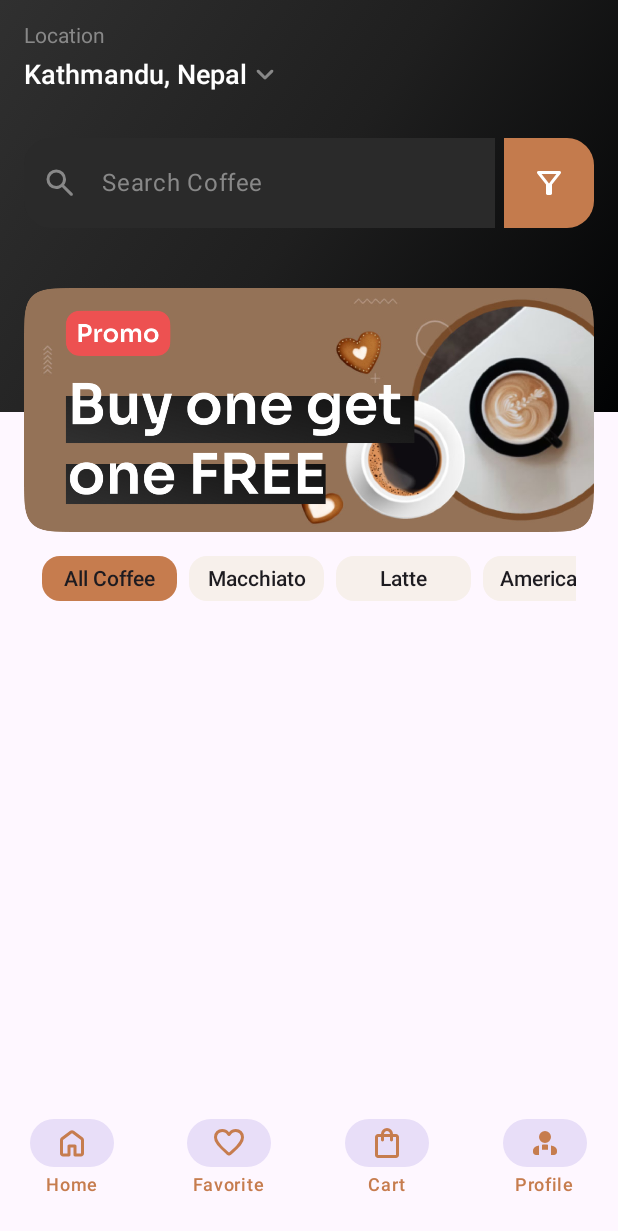
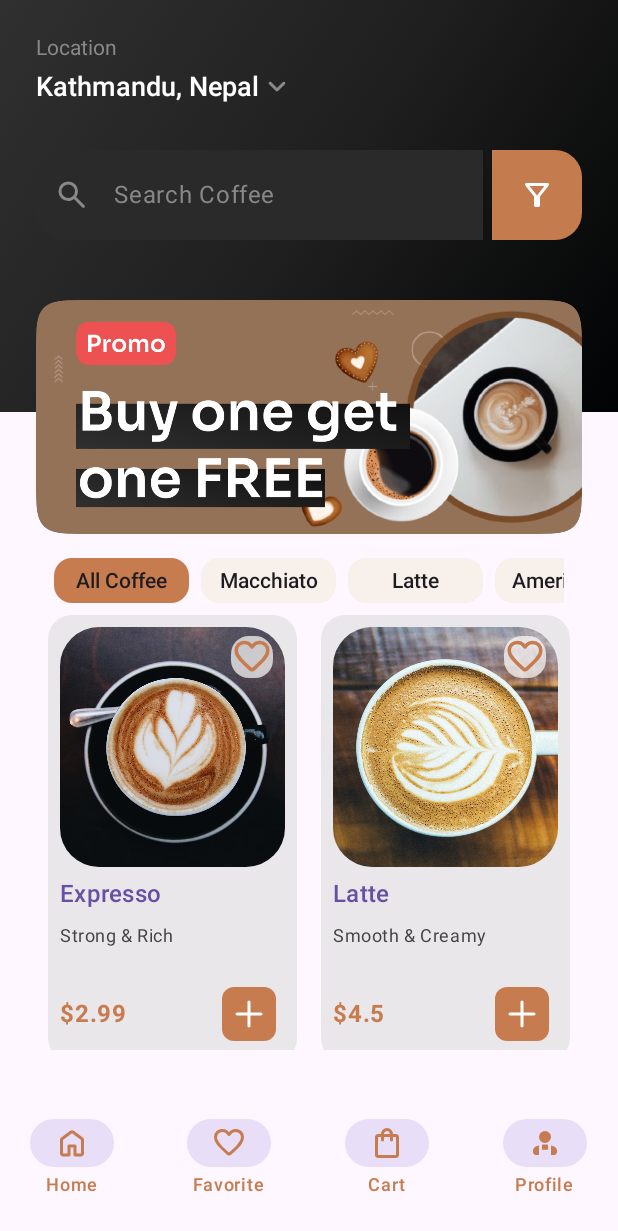
Before and after one commit to Aakashraz/MyCoffeeApp, an Android app built with Jetpack Compose: the screen it shows after launch (MainActivity), on a phone screen of 412 x 824 dp. Shown: the top 1231 px of the screen. Run offline under Robolectric (Android 15) with nearby library versions, the phone set to English and light mode, and no system bars.

Commit message:
HomeScreen completed after adding ProductsGrid Composable function

```diff
--- a/app/src/main/java/com/example/mycoffeeapp/screens/homescreen/HomeScreen.kt
+++ b/app/src/main/java/com/example/mycoffeeapp/screens/homescreen/HomeScreen.kt
@@ -60,6 +60,19 @@ fun HomeScreen() {
                 .padding(16.dp)
                 .padding(innerPadding)
         ) {
+            // Displaying Products
+            val products = listOf(
+                Product(1, "Expresso", "Strong & Rich", 2.99, R.drawable.coffee_2),
+                Product(2, "Latte", "Smooth & Creamy", 4.50, R.drawable.coffee_3),
+                Product(3, "Cappuccino", "With Chocolate", 4.20, R.drawable.coffee_1),
+                Product(4, "Mocha", "With cocoa flavor", 4.70, R.drawable.coffee_4),
+                Product(5, "Macchiato", "Bold & Milky", 4.60, R.drawable.coffee_5),
+                Product(6, "FLat White", "Velvety smooth", 4.40, R.drawable.coffee_6),
+                Product(7, "Iced Mocha", "Refreshing & Rich", 4.70, R.drawable.coffee_4),
+            )
+
+            ProductsGrid(products=products) {
+
                 Text(
                     text = "Location",
                     color = Color.Gray,
@@ -98,19 +111,7 @@ fun HomeScreen() {
                 Spacer(modifier = Modifier.height(16.dp))
 
                 Categories()
-
-            // Displaying Products
-            val products = listOf(
-                Product(1, "Expresso", "Strong & Rich", 2.99, R.drawable.coffee_2),
-                Product(2, "Latte", "Smooth & Creamy", 4.50, R.drawable.coffee_3),
-                Product(3, "Cappuccino", "With Chocolate", 4.20, R.drawable.coffee_1),
-                Product(4, "Mocha", "With cocoa flavor", 4.70, R.drawable.coffee_4),
-                Product(5, "Macchiato", "Bold & Milky", 4.60, R.drawable.coffee_5),
-                Product(6, "FLat White", "Velvety smooth", 4.40, R.drawable.coffee_6),
-                Product(7, "Iced Mocha", "Refreshing & Rich", 4.70, R.drawable.coffee_4),
-
-
-            )
+            }
 
         }
     }
--- a/app/src/main/java/com/example/mycoffeeapp/screens/homescreen/ProductCard.kt
+++ b/app/src/main/java/com/example/mycoffeeapp/screens/homescreen/ProductCard.kt
@@ -1,6 +1,7 @@
 package com.example.mycoffeeapp.screens.homescreen
 
 import androidx.compose.foundation.Image
+import androidx.compose.foundation.background
 import androidx.compose.foundation.layout.Arrangement
 import androidx.compose.foundation.layout.Box
 import androidx.compose.foundation.layout.Column
@@ -10,13 +11,14 @@ import androidx.compose.foundation.layout.fillMaxSize
 import androidx.compose.foundation.layout.fillMaxWidth
 import androidx.compose.foundation.layout.height
 import androidx.compose.foundation.layout.padding
+import androidx.compose.foundation.layout.size
 import androidx.compose.foundation.layout.width
 import androidx.compose.foundation.shape.RoundedCornerShape
 import androidx.compose.material3.Card
+import androidx.compose.material3.CardDefaults
 import androidx.compose.material3.Icon
-import androidx.compose.material3.IconButton
-import androidx.compose.material3.IconButtonDefaults
 import androidx.compose.material3.MaterialTheme
+import androidx.compose.material3.Surface
 import androidx.compose.material3.Text
 import androidx.compose.runtime.Composable
 import androidx.compose.ui.Alignment
@@ -27,23 +29,37 @@ import androidx.compose.ui.layout.ContentScale
 import androidx.compose.ui.res.painterResource
 import androidx.compose.ui.text.font.FontWeight
 import androidx.compose.ui.text.style.TextOverflow
-import androidx.compose.ui.tooling.preview.Preview
 import androidx.compose.ui.unit.dp
 import com.example.mycoffeeapp.R
+import com.example.mycoffeeapp.model.Product
 import com.example.mycoffeeapp.ui.theme.LightBrown
+import com.example.mycoffeeapp.ui.theme.LightGray
 
 
-@Preview(showBackground = true, showSystemUi = true,
-    device = "spec:width=411dp,height=891dp"
-)
 @Composable
-fun ProductCard() {
+fun ProductCard(product: Product, modifier: Modifier = Modifier) {
+
+// Example-- Call A: no modifier passed
+// ProductCard(product = p)
+//  → inside the function, `modifier` = Modifier   (the default kicks in)
+//
+// Call B: modifier passed
+//ProductCard(product = p, modifier = Modifier.weight(1f))
+//  → inside the function, `modifier` = Modifier.weight(1f)   (default ignored)
+
+    // modifier: Modifier = Modifier means "modifier is initialized to the caller's argument if they
+    // gave one, otherwise to the empty Modifier." It's a normal default parameter (common to many
+    // languages); the body then threads modifier down to the root Card,
+    // so a caller's Modifier.weight(1f) reaches the node that needs it
 
     Card(
-        modifier = Modifier
-            .width(300.dp)
+        modifier = modifier
+            .fillMaxWidth()
             .padding(8.dp),
-        shape = RoundedCornerShape(16.dp)
+        shape = RoundedCornerShape(16.dp),
+        colors = CardDefaults.cardColors(
+            containerColor = LightGray.copy(alpha = 0.7f)
+        )
     ) {
         Column(
             modifier = Modifier.padding(8.dp)
@@ -51,21 +67,37 @@ fun ProductCard() {
 
             Box(
                 modifier = Modifier
-                    .fillMaxWidth().height(250.dp)
+                    .fillMaxWidth().height(160.dp)
             ) {
                 Image(
-                    painter = painterResource(R.drawable.coffee_2),
+                    painter = painterResource(product.imageResId),
                     contentDescription = "Product Image",
                     contentScale = ContentScale.Crop,
                     modifier = Modifier
                         .fillMaxSize()
                         .clip(shape = RoundedCornerShape(26.dp))
                 )
+
+                Box(
+                    modifier = Modifier.align(Alignment.TopEnd)
+                        .padding(horizontal = 8.dp, vertical = 6.dp)
+                        .background(
+                            color = Color.White.copy(alpha = 0.7f),
+                            shape = RoundedCornerShape(12.dp)
+                        )
+                ) {
+                    Icon(
+                        painter = painterResource(R.drawable.ic_favorite_rounded_24dp),
+                        contentDescription = "Add to Favorites",
+                        tint = LightBrown,
+                        modifier = Modifier.size(28.dp)
+                    )
+                }
             }
             Spacer(modifier = Modifier.height(6.dp))
 
             Text(
-                text = "Coffee Name",
+                text = product.name,
                 style = MaterialTheme.typography.titleMedium.copy(
                     color = MaterialTheme.colorScheme.primary,
                     fontWeight = FontWeight.SemiBold
@@ -75,7 +107,7 @@ fun ProductCard() {
             Spacer(modifier = Modifier.height(8.dp))
 
             Text(
-                text = "Coffee Description, Coffee Description,Coffee Description, Coffee Description, Coffee Description, Coffee Description",
+                text = product.description,
                 style = MaterialTheme.typography.bodySmall.copy(
                     color = Color.DarkGray,
                 ),
@@ -91,24 +123,23 @@ fun ProductCard() {
                 verticalAlignment = Alignment.CenterVertically
             ) {
                 Text(
-                    text = "Price",
+                    text = "$${product.price}",
                     style = MaterialTheme.typography.bodyLarge.copy(
                         color = LightBrown,
                         fontWeight = FontWeight.Bold
                     )
                 )
 
-                IconButton(
+                Surface (
                     onClick = {},
-                    colors = IconButtonDefaults.iconButtonColors(
-                        containerColor = LightBrown,
-                        contentColor = Color.White
-                    ),
-                    modifier = Modifier.clip(RoundedCornerShape(8.dp))
+                    shape = RoundedCornerShape(8.dp),
+                    color = LightBrown,
+                    contentColor = Color.White
                 ) {
                     Icon(
                         painter =  painterResource(R.drawable.ic_add_2_rounded_24dp),
                         contentDescription = "Add Coffee to Cart",
+                        modifier = Modifier.padding(6.dp)
                     )
                 }
             }
--- /dev/null
+++ b/app/src/main/java/com/example/mycoffeeapp/screens/homescreen/ProductsGrid.kt
@@ -0,0 +1,57 @@
+package com.example.mycoffeeapp.screens.homescreen
+
+import androidx.compose.foundation.layout.Row
+import androidx.compose.foundation.layout.Spacer
+import androidx.compose.foundation.layout.fillMaxSize
+import androidx.compose.foundation.layout.fillMaxWidth
+import androidx.compose.foundation.layout.padding
+import androidx.compose.foundation.lazy.LazyColumn
+import androidx.compose.foundation.lazy.items
+import androidx.compose.runtime.Composable
+import androidx.compose.ui.Modifier
+import androidx.compose.ui.unit.dp
+import com.example.mycoffeeapp.model.Product
+
+
+@Composable
+fun ProductsGrid(products: List<Product>, topContent: @Composable () -> Unit) {
+
+    LazyColumn(
+        modifier = Modifier
+            .fillMaxSize()
+            .padding(8.dp)
+    ) {
+
+        item { topContent() }
+
+        items(products.chunked(2)) { rowItems ->
+            Row(
+                modifier = Modifier.fillMaxWidth()
+            ) {
+                ProductCard(
+                    product = rowItems[0],
+                    modifier = Modifier.weight(1f)
+                )
+
+                if (rowItems.size == 2) {
+                    ProductCard(
+                        product = rowItems[1],
+                        modifier = Modifier.weight(1f)
+                    )
+                } else {
+                    Spacer(modifier = Modifier.weight(1f))
+                    // The Spacer draws nothing. It only occupies space — it's a sibling
+                    // with weight(1f), so it "eats" half the row width, and the real card can
+                    // only take the other half.
+                }
+                // items structure:
+                // LazyColumn
+                // └─ row 1: [P1,P2] size 2 → if true  → Card(P1, weight 1f) + Card(P2, weight 1f)   → 50/50
+                // └─ row 2: [P3,P4] size 2 → if true  → Card(P3, weight 1f) + Card(P4, weight 1f)   → 50/50
+                // └─ row 3: [P5,P6] size 2 → if true  → Card(P5, weight 1f) + Card(P6, weight 1f)   → 50/50
+                // └─ row 4: [P7]   size 1 → if false → Card(P7, weight 1f) + Spacer(weight 1f)      → left half, right empty
+                // Everything hinges on three facts: chunked makes rows, weight splits width, and the last odd chunk needs a spacer so the lone card doesn't stretch full-width.
+            }
+        }
+    }
+}
```
Lines whose indentation alone changed are shown as unchanged.
